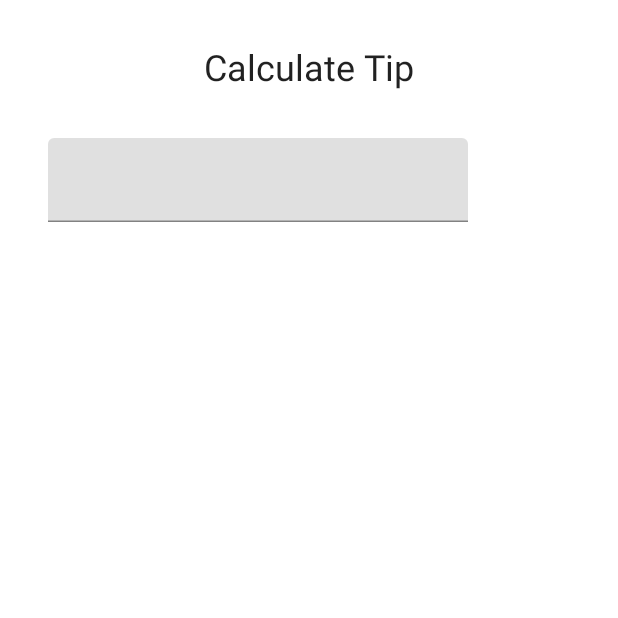
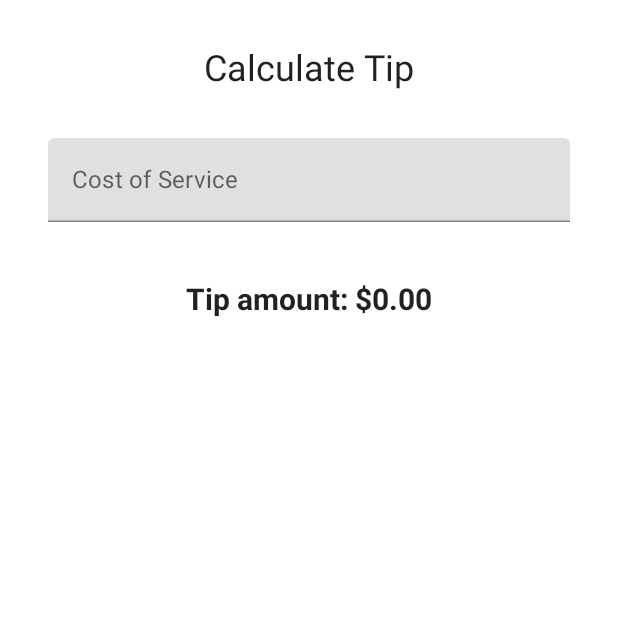
Before and after one commit to kaidawe/Tipper, an Android app built with Jetpack Compose: the screen it shows after launch (MainActivity), on a phone screen of 412 x 824 dp, the top half of it. Run offline under Robolectric (Android 15) with nearby library versions, the phone set to English and light mode, and no system bars.

Commit message:
Morning done

```diff
--- a/app/src/main/java/com/example/tipper/MainActivity.kt
+++ b/app/src/main/java/com/example/tipper/MainActivity.kt
@@ -4,18 +4,26 @@ import android.os.Bundle
 import androidx.activity.ComponentActivity
 import androidx.activity.compose.setContent
 import androidx.compose.foundation.layout.*
+import androidx.compose.foundation.text.KeyboardOptions
 import androidx.compose.material.MaterialTheme
 import androidx.compose.material.Surface
 import androidx.compose.material.Text
 import androidx.compose.material.TextField
 import androidx.compose.runtime.Composable
+import androidx.compose.runtime.mutableStateOf
+import androidx.compose.runtime.remember
 import androidx.compose.ui.Alignment
 import androidx.compose.ui.Modifier
 import androidx.compose.ui.res.stringResource
+import androidx.compose.ui.text.input.KeyboardType
 import androidx.compose.ui.tooling.preview.Preview
 import androidx.compose.ui.unit.dp
 import androidx.compose.ui.unit.sp
 import com.example.tipper.ui.theme.TipperTheme
+import androidx.compose.runtime.getValue
+import androidx.compose.runtime.setValue
+import androidx.compose.ui.text.font.FontWeight
+import java.text.NumberFormat
 
 class MainActivity : ComponentActivity() {
     override fun onCreate(savedInstanceState: Bundle?) {
@@ -36,6 +44,10 @@ class MainActivity : ComponentActivity() {
 
 @Composable
 fun TipCalculatorScreen() {
+    var serviceCostAmountInput by remember { mutableStateOf("") }
+    val amount = serviceCostAmountInput.toDoubleOrNull() ?: 0.0
+    val tip = calculateTip(amount)
+
     Column(
         modifier = Modifier.padding(32.dp),
         verticalArrangement = Arrangement.spacedBy(8.dp)
@@ -46,15 +58,40 @@ fun TipCalculatorScreen() {
             modifier = Modifier.align(Alignment.CenterHorizontally)
         )
         Spacer(Modifier.height(16.dp))
-        EditServiceCostField()
+        EditServiceCostField(
+            value = serviceCostAmountInput,
+            onValueChange = { serviceCostAmountInput = it }
+        )
+        Spacer(Modifier.height(24.dp))
+        Text(
+            text = stringResource(R.string.tip_amount, tip),
+            modifier = Modifier.align(Alignment.CenterHorizontally),
+            fontSize = 20.sp,
+            fontWeight = FontWeight.Bold
+        )
     }
 }
 
+private fun calculateTip(
+    amount: Double,
+    tipPercent: Double = 15.0
+): String {
+    val tip = tipPercent / 100 * amount
+    return NumberFormat.getCurrencyInstance().format(tip)
+}
+
 @Composable
-fun EditServiceCostField() {
+fun EditServiceCostField(
+    value: String,
+    onValueChange: (String) -> Unit
+) {
     TextField(
-        value = "",
-        onValueChange = {},
+        value = value,
+        onValueChange = onValueChange,
+        label = { Text(stringResource(R.string.service_cost)) },
+        modifier = Modifier.fillMaxWidth(),
+        singleLine = true,
+        keyboardOptions = KeyboardOptions(keyboardType = KeyboardType.Number)
     )
 }
 
```
